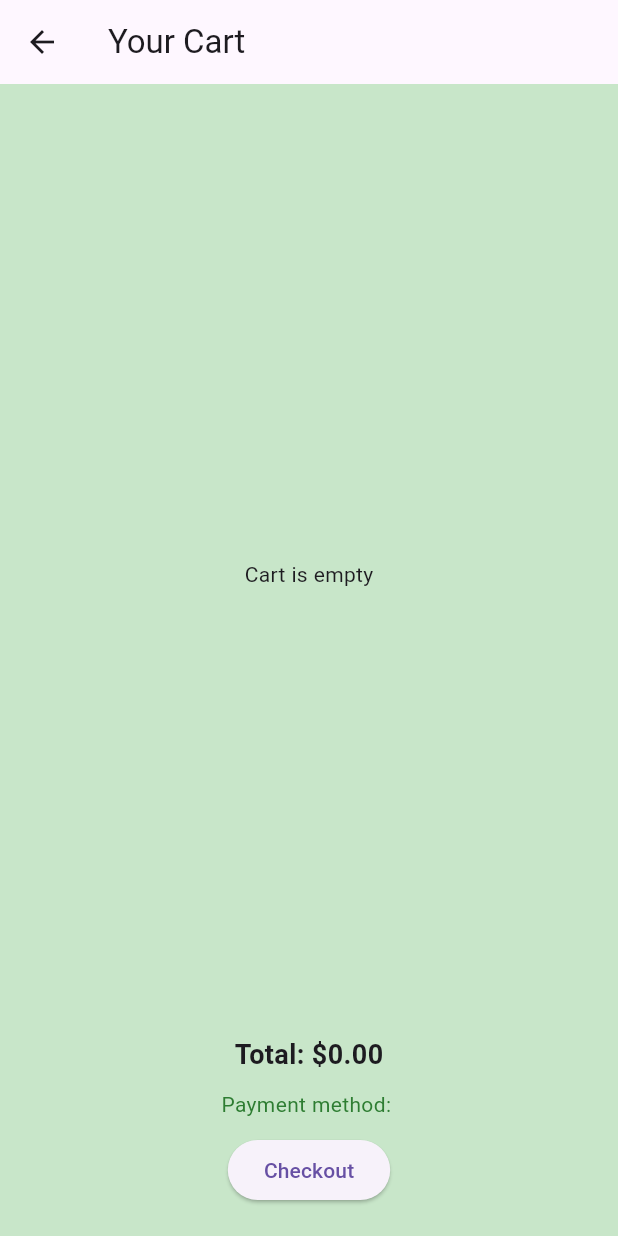
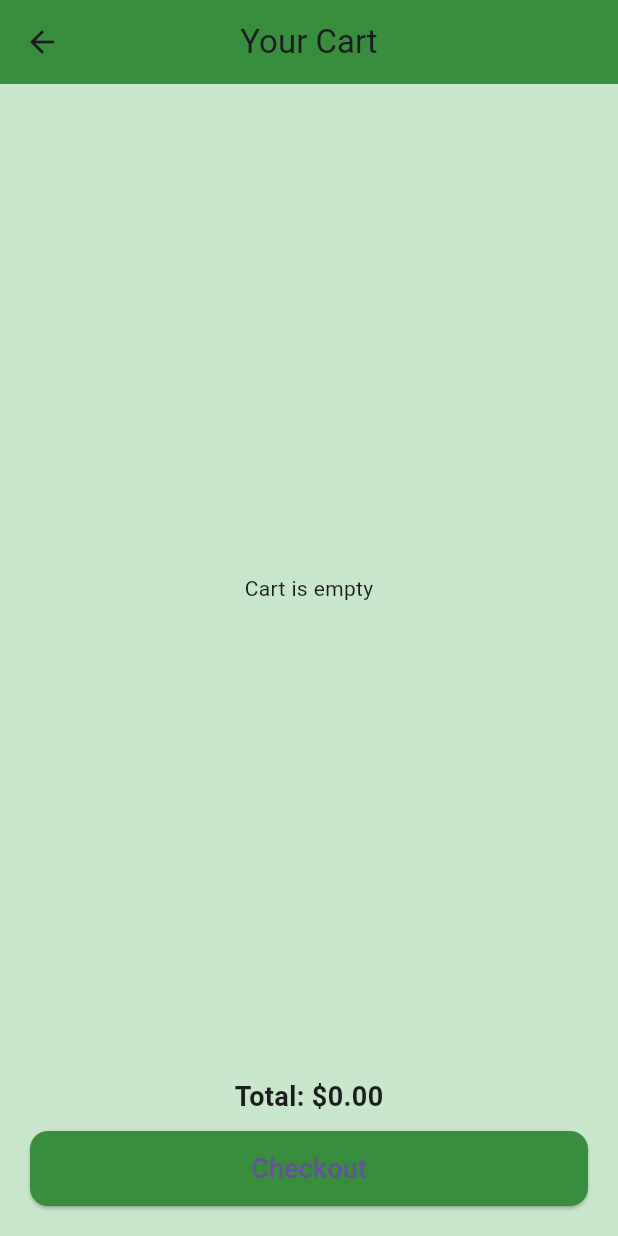
Before and after one commit to TurjayPaul/TSPCH, a Flutter app: the CartScreen screen opened directly with empty values, on a phone screen of 412 x 824 dp. Run offline on Flutter 3.47's test engine with Material 3 defaults, Android fonts, the phone set to English and light mode, and no system bars.

Commit message:
Edited some codes for the payment method

```diff
--- a/lib/cart_screen.dart
+++ b/lib/cart_screen.dart
@@ -9,21 +9,25 @@ class CartScreen extends StatefulWidget {
   CartScreen({required this.cartItems, required this.currentUser});
 
   @override
-  _CartScreenState createState() => _CartScreenState();
+  CartScreenState createState() => CartScreenState();
 }
 
-class _CartScreenState extends State<CartScreen> {
+class CartScreenState extends State<CartScreen> {
   @override
   Widget build(BuildContext context) {
     double total = widget.cartItems.fold(
       0,
-          (sum, item) => sum + double.parse(item["price"]!.substring(1)),
+          (sum, item) => sum + double.parse(item["price"]!.replaceAll(RegExp(r'[^\d.]'), '')),
     );
 
     return Scaffold(
-      appBar: AppBar(title: Text("Your Cart")),
+      appBar: AppBar(
+        title: Text("Your Cart"),
+        backgroundColor: Colors.green[700],
+        centerTitle: true,
+      ),
       body: Container(
-        color: Colors.green[100], // Green background for the whole cart
+        color: Colors.green[100],
         padding: EdgeInsets.all(20),
         child: Column(
           children: [
@@ -34,42 +38,48 @@ class _CartScreenState extends State<CartScreen> {
                 itemCount: widget.cartItems.length,
                 itemBuilder: (context, index) {
                   final item = widget.cartItems[index];
-                  return ListTile(
-                    leading: Icon(Icons.memory),
+                  return Card(
+                    margin: EdgeInsets.symmetric(vertical: 6),
+                    shape: RoundedRectangleBorder(
+                      borderRadius: BorderRadius.circular(12),
+                    ),
+                    child: ListTile(
+                      leading: Icon(Icons.memory, color: Colors.green[700]),
                       title: Text(item["name"]!),
                       subtitle: Text(item["price"]!),
                       trailing: IconButton(
-                      icon: Icon(Icons.delete),
+                        icon: Icon(Icons.delete, color: Colors.red),
                         onPressed: () {
                           setState(() {
                             widget.cartItems.removeAt(index);
                           });
                         },
                       ),
+                    ),
                   );
                 },
               ),
             ),
+            SizedBox(height: 10),
             Text(
               "Total: \$${total.toStringAsFixed(2)}",
               style: TextStyle(fontSize: 18, fontWeight: FontWeight.bold),
             ),
             SizedBox(height: 10),
-            widget.currentUser.paymentMethod == null
-                ? Text(
-              "Payment method not selected",
-              style: TextStyle(color: Colors.red),
-            )
-                : Text(
-              "Payment method: ${widget.currentUser.paymentMethod}",
-              style: TextStyle(color: Colors.green[800]),
+            SizedBox(
+              width: double.infinity,
+              height: 50,
+              child: ElevatedButton(
+                style: ElevatedButton.styleFrom(
+                  backgroundColor: Colors.green[700],
+                  shape: RoundedRectangleBorder(
+                    borderRadius: BorderRadius.circular(12),
                   ),
-            SizedBox(height: 10),
-            ElevatedButton(
+                ),
                 onPressed: () {
-                if (widget.currentUser.paymentMethod == null) {
+                  if (widget.cartItems.isEmpty) {
                     ScaffoldMessenger.of(context).showSnackBar(
-                    SnackBar(content: Text("Please select a payment method in your profile")),
+                      SnackBar(content: Text("Your cart is empty")),
                     );
                     return;
                   }
@@ -83,7 +93,11 @@ class _CartScreenState extends State<CartScreen> {
                     ),
                   );
                 },
-              child: Text("Checkout"),
+                child: Text(
+                  "Checkout",
+                  style: TextStyle(fontSize: 18),
+                ),
+              ),
             ),
           ],
         ),
--- a/lib/profile_screen.dart
+++ b/lib/profile_screen.dart
@@ -55,14 +55,6 @@ class ProfileScreen extends StatelessWidget {
                 ),
               ),
 
-              // ✅ ADDED PAYMENT METHOD DISPLAY
-              Center(
-                child: Text(
-                  "Payment: ${currentUser.paymentMethod ?? "Not selected"}",
-                  style: TextStyle(color: Colors.grey[700]),
-                ),
-              ),
-
               SizedBox(height: 20),
 
               Text(
```
Also changed, not shown: lib/checkout_screen.dart (+5 -9 lines). Lines whose indentation alone changed are shown as unchanged.
